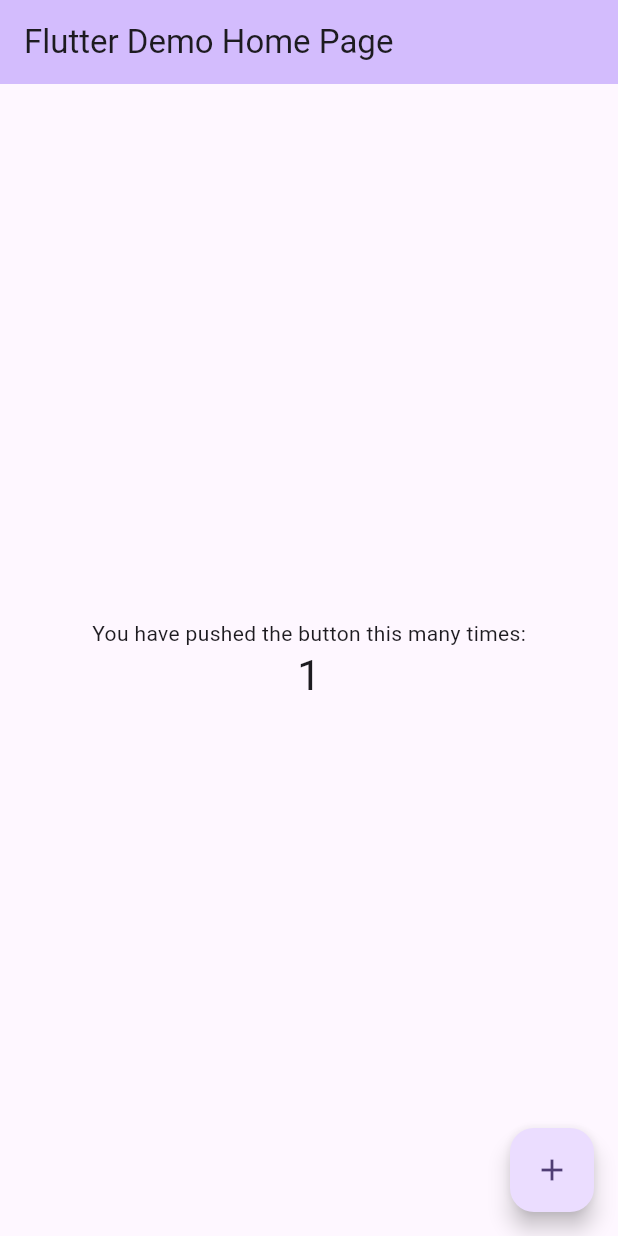
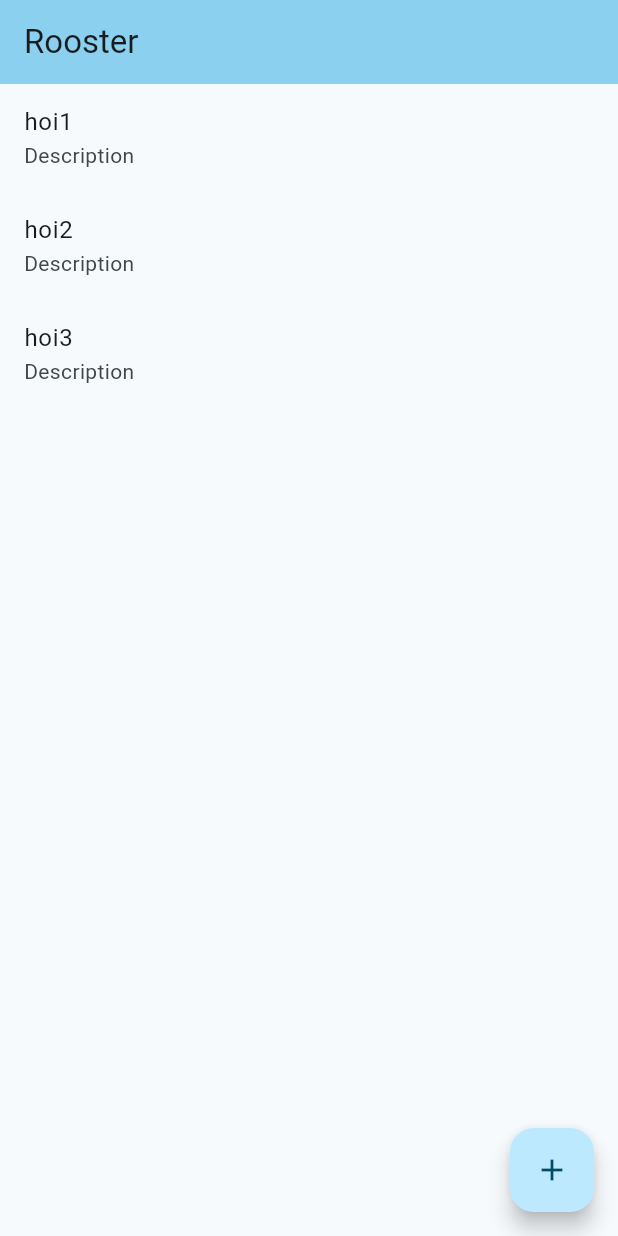
Before and after one commit to PhoebeSoftware/xrooster, a Flutter app: the screen it shows after launch, after a tap on the "add" icon, on a phone screen of 412 x 824 dp. Run offline on Flutter 3.47's test engine with Material 3 defaults, Android fonts, the light colour scheme and no system bars.

Commit message:
Update app title and switch to Rooster list view

```diff
--- a/lib/main.dart
+++ b/lib/main.dart
@@ -11,110 +11,56 @@ class MyApp extends StatelessWidget {
   @override
   Widget build(BuildContext context) {
     return MaterialApp(
-      title: 'Flutter Demo',
+      title: 'XRooster',
       theme: ThemeData(
         // This is the theme of your application.
-        //
-        // TRY THIS: Try running your application with "flutter run". You'll see
-        // the application has a purple toolbar. Then, without quitting the app,
-        // try changing the seedColor in the colorScheme below to Colors.green
-        // and then invoke "hot reload" (save your changes or press the "hot
-        // reload" button in a Flutter-supported IDE, or press "r" if you used
-        // the command line to start the app).
-        //
-        // Notice that the counter didn't reset back to zero; the application
-        // state is not lost during the reload. To reset the state, use hot
-        // restart instead.
-        //
-        // This works for code too, not just values: Most code changes can be
-        // tested with just a hot reload.
-        colorScheme: ColorScheme.fromSeed(seedColor: Colors.deepPurple),
+        colorScheme: ColorScheme.fromSeed(seedColor: Colors.blueGrey),
       ),
-      home: const MyHomePage(title: 'Flutter Demo Home Page'),
+      home: const Rooster(title: 'Rooster'),
     );
   }
 }
 
-class MyHomePage extends StatefulWidget {
-  const MyHomePage({super.key, required this.title});
-
-  // This widget is the home page of your application. It is stateful, meaning
-  // that it has a State object (defined below) that contains fields that affect
-  // how it looks.
-
-  // This class is the configuration for the state. It holds the values (in this
-  // case the title) provided by the parent (in this case the App widget) and
-  // used by the build method of the State. Fields in a Widget subclass are
-  // always marked "final".
+// This widget is the home page of your application.
+class Rooster extends StatefulWidget {
+  const Rooster({super.key, required this.title});
 
   final String title;
 
   @override
-  State<MyHomePage> createState() => _MyHomePageState();
+  State<Rooster> createState() => RoosterState();
 }
 
-class _MyHomePageState extends State<MyHomePage> {
-  int _counter = 0;
+void _afspraak() {
+  print("someone cooked here");
+}
 
-  void _incrementCounter() {
-    setState(() {
-      // This call to setState tells the Flutter framework that something has
-      // changed in this State, which causes it to rerun the build method below
-      // so that the display can reflect the updated values. If we changed
-      // _counter without calling setState(), then the build method would not be
-      // called again, and so nothing would appear to happen.
-      _counter++;
-    });
-  }
+class RoosterState extends State<Rooster> {
+  static const List<String> items = ["hoi1", "hoi2", "hoi3"];
 
   @override
   Widget build(BuildContext context) {
     // This method is rerun every time setState is called, for instance as done
     // by the _incrementCounter method above.
-    //
-    // The Flutter framework has been optimized to make rerunning build methods
-    // fast, so that you can just rebuild anything that needs updating rather
-    // than having to individually change instances of widgets.
     return Scaffold(
       appBar: AppBar(
-        // TRY THIS: Try changing the color here to a specific color (to
-        // Colors.amber, perhaps?) and trigger a hot reload to see the AppBar
-        // change color while the other colors stay the same.
         backgroundColor: Theme.of(context).colorScheme.inversePrimary,
-        // Here we take the value from the MyHomePage object that was created by
-        // the App.build method, and use it to set our appbar title.
         title: Text(widget.title),
       ),
-      body: Center(
-        // Center is a layout widget. It takes a single child and positions it
-        // in the middle of the parent.
-        child: Column(
-          // Column is also a layout widget. It takes a list of children and
-          // arranges them vertically. By default, it sizes itself to fit its
-          // children horizontally, and tries to be as tall as its parent.
-          //
-          // Column has various properties to control how it sizes itself and
-          // how it positions its children. Here we use mainAxisAlignment to
-          // center the children vertically; the main axis here is the vertical
-          // axis because Columns are vertical (the cross axis would be
-          // horizontal).
-          //
-          // TRY THIS: Invoke "debug painting" (choose the "Toggle Debug Paint"
-          // action in the IDE, or press "p" in the console), to see the
-          // wireframe for each widget.
-          mainAxisAlignment: MainAxisAlignment.center,
-          children: <Widget>[
-            const Text('You have pushed the button this many times:'),
-            Text(
-              '$_counter',
-              style: Theme.of(context).textTheme.headlineMedium,
-            ),
-          ],
-        ),
+      body: ListView.builder(
+        // Let the ListView know how many items it needs to build.
+        itemCount: items.length,
+        // Provide a builder function. This is where the magic happens.
+        // Convert each item into a widget based on the type of item it is.
+        itemBuilder: (context, index) {
+          final item = items[index];
+
+          return ListTile(title: Text(item), subtitle: Text("Description"));
+        },
       ),
       floatingActionButton: FloatingActionButton(
-        onPressed: _incrementCounter,
-        tooltip: 'Increment',
+        onPressed: _afspraak,
+        tooltip: 'Afspraak maken',
         child: const Icon(Icons.add),
       ), // This trailing comma makes auto-formatting nicer for build methods.
     );
```
Also changed, not shown: 1 other file.
